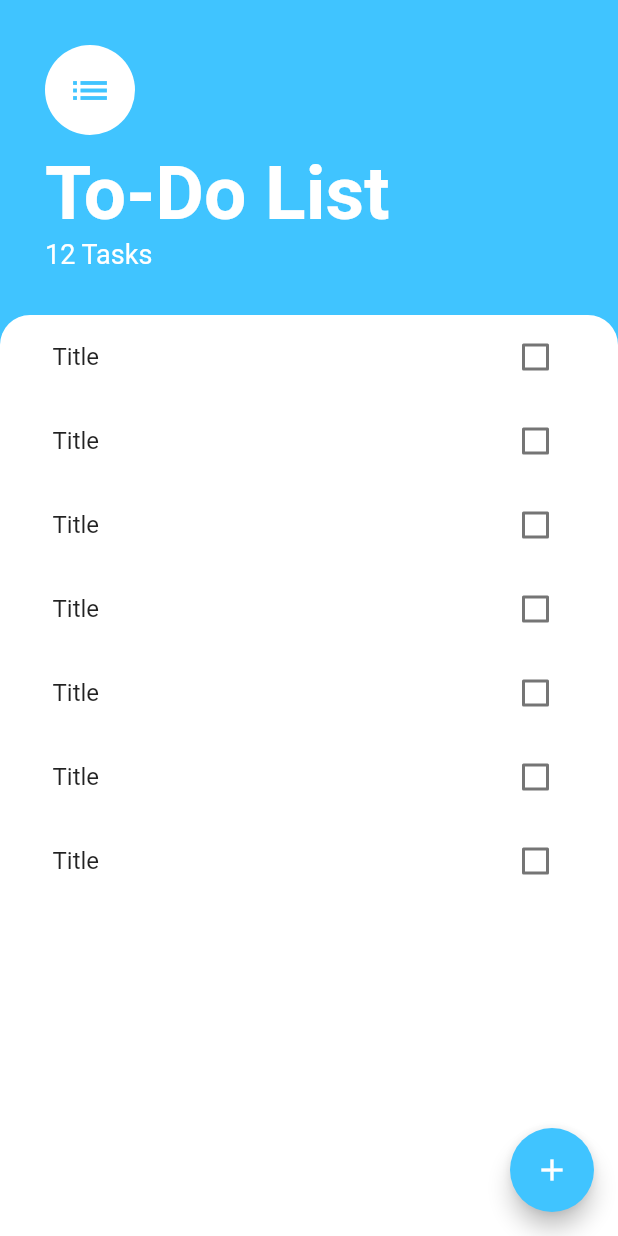
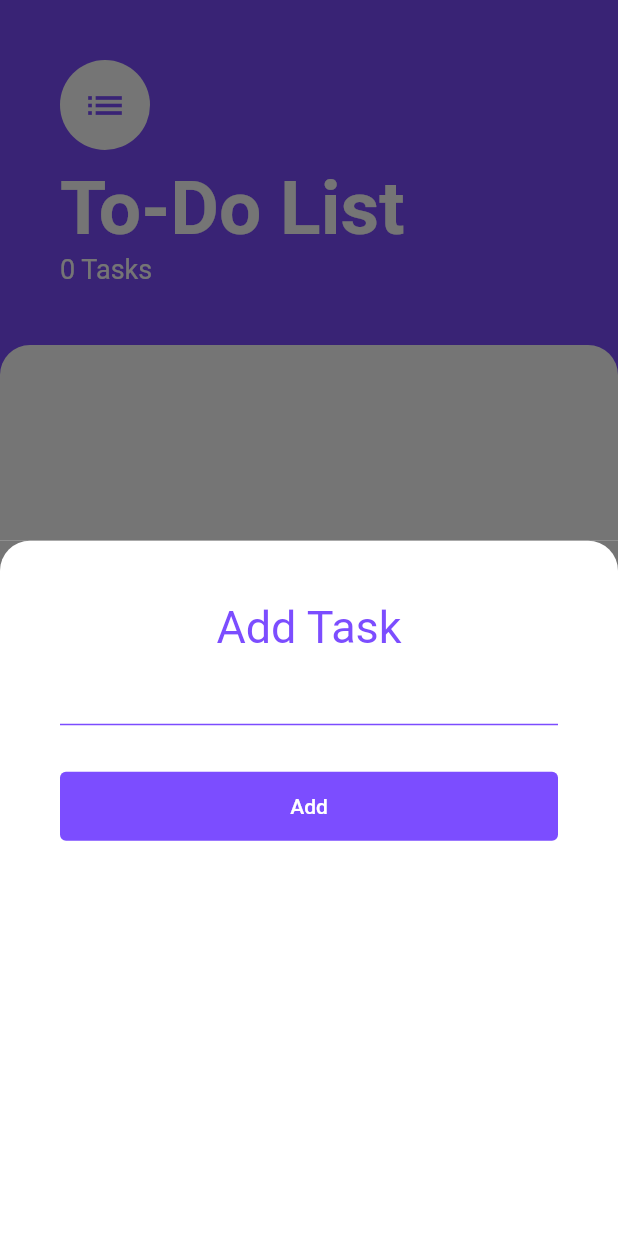
Before and after one commit to atinydev/todo_list_flutter, a Flutter app: the screen it shows after launch, after a tap on the "add" icon, on a phone screen of 412 x 824 dp. Run offline on Flutter 3.47's test engine with Material 2 defaults, Android fonts, the phone set to English and light mode, and no system bars.

Commit message:
BottomShet widget, and TaskProvider

```diff
--- a/lib/app.dart
+++ b/lib/app.dart
@@ -1,10 +1,28 @@
 import 'package:flutter/material.dart';
+import 'package:provider/provider.dart';
+import 'package:todo_list_flutter/providers/tasks_provider.dart';
 
 import 'router/router.dart';
 import 'theme/theme.dart';
 
 class ToDoList extends StatelessWidget {
   const ToDoList({Key? key}) : super(key: key);
+
+  @override
+  Widget build(BuildContext context) {
+    return MultiProvider(
+      providers: [
+        ChangeNotifierProvider(
+          create: (context) => TasksProvider(),
+        ),
+      ],
+      child: const _App(),
+    );
+  }
+}
+
+class _App extends StatelessWidget {
+  const _App({Key? key}) : super(key: key);
 
   @override
   Widget build(BuildContext context) {
--- a/lib/models/models.dart
+++ b/lib/models/models.dart
@@ -1 +1 @@
-export 'tasks.dart';
+export 'task.dart';
--- /dev/null
+++ b/lib/models/task.dart
@@ -0,0 +1,6 @@
+class Task {
+  final String text;
+  bool isChecked;
+
+  Task({required this.text, required this.isChecked});
+}
--- a/lib/models/tasks.dart
+++ /dev/null
@@ -1,18 +0,0 @@
-class Tasks {
-  static var tasks = <Task>[
-    Task(text: 'Title', isChecked: false),
-    Task(text: 'Title', isChecked: false),
-    Task(text: 'Title', isChecked: false),
-    Task(text: 'Title', isChecked: false),
-    Task(text: 'Title', isChecked: false),
-    Task(text: 'Title', isChecked: false),
-    Task(text: 'Title', isChecked: false),
-  ];
-}
-
-class Task {
-  final String text;
-  bool isChecked;
-
-  Task({required this.text, required this.isChecked});
-}
--- /dev/null
+++ b/lib/providers/providers.dart
@@ -0,0 +1 @@
+export 'tasks_provider.dart';
--- /dev/null
+++ b/lib/providers/tasks_provider.dart
@@ -0,0 +1,31 @@
+import 'package:flutter/material.dart';
+
+import '../models/models.dart';
+
+class TasksProvider extends ChangeNotifier {
+  var tasks = <Task>[];
+
+  var newTask = '';
+
+  void checkTask(bool isChecked, int index) {
+    tasks[index].isChecked = isChecked;
+    notifyListeners();
+  }
+
+  void deleteTask(int index) {
+    tasks.removeAt(index);
+    notifyListeners();
+  }
+
+  int tasksNotCompleted() {
+    return tasks.where((task) => !task.isChecked).length;
+  }
+
+  void addTask() {
+    tasks.add(
+      Task(text: newTask, isChecked: false),
+    );
+    newTask = '';
+    notifyListeners();
+  }
+}
--- /dev/null
+++ b/lib/screens/add_task_screen.dart
@@ -0,0 +1,65 @@
+import 'package:flutter/material.dart';
+import 'package:provider/provider.dart';
+import 'package:todo_list_flutter/theme/theme.dart';
+
+import '../providers/tasks_provider.dart';
+
+class AddTaskScreen extends StatelessWidget {
+  const AddTaskScreen({Key? key}) : super(key: key);
+
+  static const routeName = 'AddTask';
+
+  @override
+  Widget build(BuildContext context) {
+    final tasksProvider = Provider.of<TasksProvider>(context, listen: false);
+    return Stack(
+      children: [
+        Container(
+          color: const Color(0xff757575),
+        ),
+        Container(
+          decoration: AppTheme.boxDecoration,
+          padding: const EdgeInsets.all(40),
+          child: Column(
+            crossAxisAlignment: CrossAxisAlignment.center,
+            children: [
+              Text(
+                'Add Task',
+                style: TextStyle(
+                  color: Theme.of(context).primaryColor,
+                  fontSize: 30,
+                ),
+              ),
+              TextField(
+                onChanged: (value) {
+                  if (value != '') {
+                    tasksProvider.newTask = value.trim();
+                  }
+                },
+                cursorColor: Theme.of(context).primaryColor,
+              ),
+              const SizedBox(
+                height: 30,
+              ),
+              ElevatedButton(
+                style: ElevatedButton.styleFrom(
+                  padding: const EdgeInsets.all(15),
+                  elevation: 0,
+                  primary: Theme.of(context).primaryColor,
+                  minimumSize: const Size.fromHeight(0),
+                ),
+                onPressed: () {
+                  if (tasksProvider.newTask != '') {
+                    tasksProvider.addTask();
+                    Navigator.pop(context);
+                  }
+                },
+                child: const Text('Add'),
+              )
+            ],
+          ),
+        ),
+      ],
+    );
+  }
+}
--- a/lib/screens/screens.dart
+++ b/lib/screens/screens.dart
@@ -1,2 +1,3 @@
+export 'add_task_screen.dart';
 export 'home_screen.dart';
 export 'tasks_screns.dart';
--- a/lib/screens/tasks_screns.dart
+++ b/lib/screens/tasks_screns.dart
@@ -1,6 +1,9 @@
 import 'package:flutter/material.dart';
+import 'package:provider/provider.dart';
+import 'package:todo_list_flutter/providers/tasks_provider.dart';
+import 'package:todo_list_flutter/screens/screens.dart';
+import 'package:todo_list_flutter/theme/theme.dart';
 
-import '../models/models.dart';
 import '../widgets/widgets.dart';
 
 class TasksScreen extends StatelessWidget {
@@ -10,30 +13,32 @@ class TasksScreen extends StatelessWidget {
 
   @override
   Widget build(BuildContext context) {
+    final tasksProvider = Provider.of<TasksProvider>(context);
+    final tasksNotCompleted = tasksProvider.tasksNotCompleted();
     return Scaffold(
-      backgroundColor: Colors.lightBlueAccent,
+      backgroundColor: Theme.of(context).primaryColor,
       body: SafeArea(
         child: Column(
           crossAxisAlignment: CrossAxisAlignment.start,
           children: [
             Padding(
-              padding: const EdgeInsets.all(30),
+              padding: const EdgeInsets.all(40),
               child: Column(
                 crossAxisAlignment: CrossAxisAlignment.start,
-                children: const [
+                children: [
                   CircleAvatar(
                     child: Icon(
                       Icons.list,
                       size: 30,
-                      color: Colors.lightBlueAccent,
+                      color: Theme.of(context).primaryColor,
                     ),
                     backgroundColor: Colors.white,
                     radius: 30,
                   ),
-                  SizedBox(
+                  const SizedBox(
                     height: 10,
                   ),
-                  Text(
+                  const Text(
                     'To-Do List',
                     style: TextStyle(
                       fontSize: 50,
@@ -42,8 +47,8 @@ class TasksScreen extends StatelessWidget {
                     ),
                   ),
                   Text(
-                    '12 Tasks',
-                    style: TextStyle(
+                    '$tasksNotCompleted Tasks',
+                    style: const TextStyle(
                       color: Colors.white,
                       fontSize: 18,
                     ),
@@ -53,15 +58,9 @@ class TasksScreen extends StatelessWidget {
             ),
             Expanded(
               child: Container(
-                decoration: const BoxDecoration(
-                  color: Colors.white,
-                  borderRadius: BorderRadius.only(
-                    topLeft: Radius.circular(20),
-                    topRight: Radius.circular(20),
-                  ),
-                ),
+                decoration: AppTheme.boxDecoration,
                 child: TasksList(
-                  tasks: Tasks.tasks,
+                  tasksProvider: tasksProvider,
                 ),
               ),
             ),
@@ -69,8 +68,15 @@ class TasksScreen extends StatelessWidget {
         ),
       ),
       floatingActionButton: FloatingActionButton(
-        onPressed: () {},
-        backgroundColor: Colors.lightBlueAccent,
+        onPressed: () {
+          showModalBottomSheet(
+            context: context,
+            builder: (context) {
+              return const AddTaskScreen();
+            },
+          );
+        },
+        backgroundColor: Theme.of(context).primaryColor,
         child: const Icon(Icons.add),
       ),
     );
--- a/lib/theme/theme.dart
+++ b/lib/theme/theme.dart
@@ -1,17 +1,40 @@
 import 'package:flutter/material.dart';
 
 class AppTheme {
-  static const Color primary = Colors.deepPurple;
+  static const Color primaryColor = Colors.deepPurpleAccent;
+
+  static const borderRadius = BorderRadius.only(
+    topLeft: Radius.circular(20),
+    topRight: Radius.circular(20),
+  );
+
+  static const boxDecoration = BoxDecoration(
+    color: Colors.white,
+    borderRadius: borderRadius,
+  );
 
   static final ThemeData lightTheme = ThemeData.light().copyWith(
-    primaryColor: primary,
+    primaryColor: primaryColor,
+    inputDecorationTheme: const InputDecorationTheme(
+      enabledBorder: UnderlineInputBorder(
+        borderSide: BorderSide(
+          color: primaryColor,
+        ),
+      ),
+      focusedBorder: UnderlineInputBorder(
+        borderSide: BorderSide(
+          width: 2,
+          color: primaryColor,
+        ),
+      ),
+    ),
     // textTheme: lightTextTheme,
   );
 
   // static const TextTheme lightTextTheme = TextTheme();
 
   static final ThemeData darkTheme = ThemeData.dark().copyWith(
-    primaryColor: primary,
+    primaryColor: primaryColor,
     // textTheme: darkTextTheme,
   );
 
--- a/lib/widgets/tasks_list.dart
+++ b/lib/widgets/tasks_list.dart
@@ -1,33 +1,37 @@
 import 'package:flutter/material.dart';
 
 import '../models/models.dart';
+import '../providers/providers.dart';
 
-class TasksList extends StatefulWidget {
+class TasksList extends StatelessWidget {
   const TasksList({
     Key? key,
-    required this.tasks,
+    required this.tasksProvider,
   }) : super(key: key);
 
-  final List<Task> tasks;
+  final TasksProvider tasksProvider;
 
   @override
-  State<TasksList> createState() => _TasksListState();
-}
-
-class _TasksListState extends State<TasksList> {
-  @override
   Widget build(BuildContext context) {
+    final tasks = tasksProvider.tasks;
     return ListView.builder(
-      itemCount: Tasks.tasks.length,
+      itemCount: tasks.length,
       itemBuilder: (context, index) {
-        final task = Tasks.tasks[index];
-        return _TaskTile(
-          task: task,
-          onChanged: (value) {
-            setState(() {
-              task.isChecked = value ?? false;
-            });
+        final task = tasks[index];
+        return Dismissible(
+          background: Container(
+            color: Colors.red,
+          ),
+          key: UniqueKey(),
+          onDismissed: (direction) {
+            tasksProvider.deleteTask(index);
           },
+          child: _TaskTile(
+            task: task,
+            onChanged: (value) {
+              tasksProvider.checkTask(value ?? false, index);
+            },
+          ),
         );
       },
     );
@@ -48,11 +52,18 @@ class _TaskTile extends StatelessWidget {
   Widget build(BuildContext context) {
     return CheckboxListTile(
       value: task.isChecked,
-      title: Text(task.text),
+      title: Text(
+        task.text,
+        style: task.isChecked
+            ? const TextStyle(
+                decoration: TextDecoration.lineThrough,
+              )
+            : null,
+      ),
       contentPadding: const EdgeInsets.symmetric(
-        horizontal: 35,
+        horizontal: 40,
       ),
-      activeColor: Colors.lightBlueAccent,
+      activeColor: Theme.of(context).primaryColor,
       onChanged: onChanged,
     );
   }
--- a/pubspec.yaml
+++ b/pubspec.yaml
@@ -34,6 +34,7 @@ dependencies:
   # The following adds the Cupertino Icons font to your application.
   # Use with the CupertinoIcons class for iOS style icons.
   cupertino_icons: ^1.0.2
+  provider: ^6.0.2
 
 dev_dependencies:
   flutter_test:
```
Also changed, not shown: pubspec.lock.
